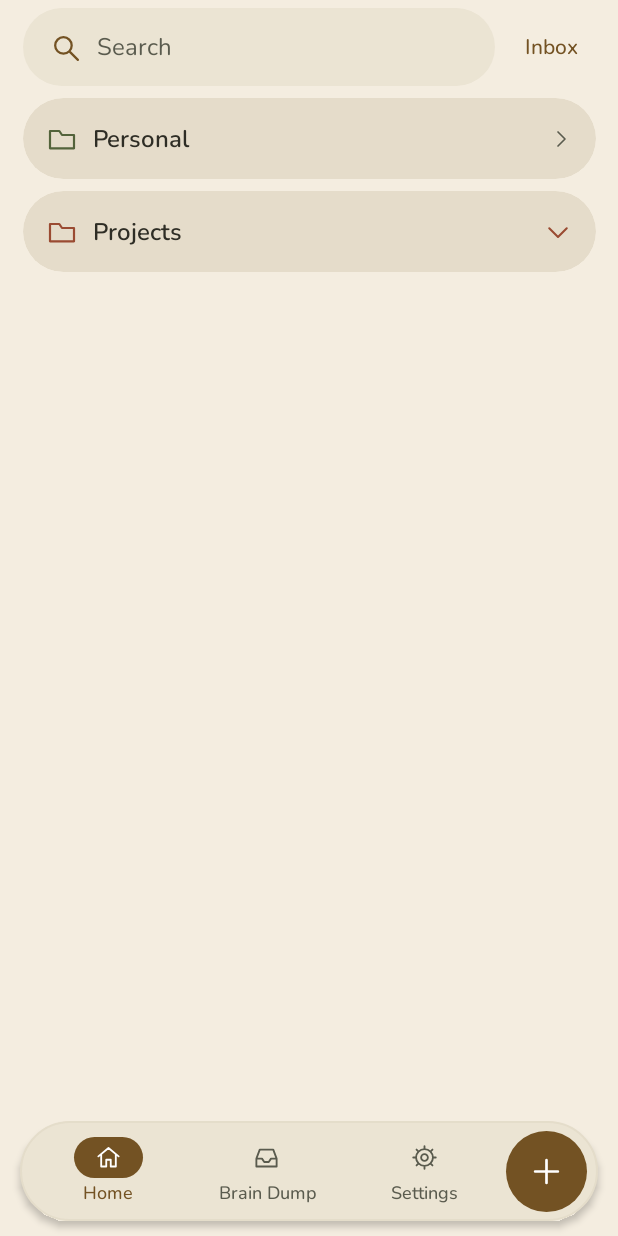
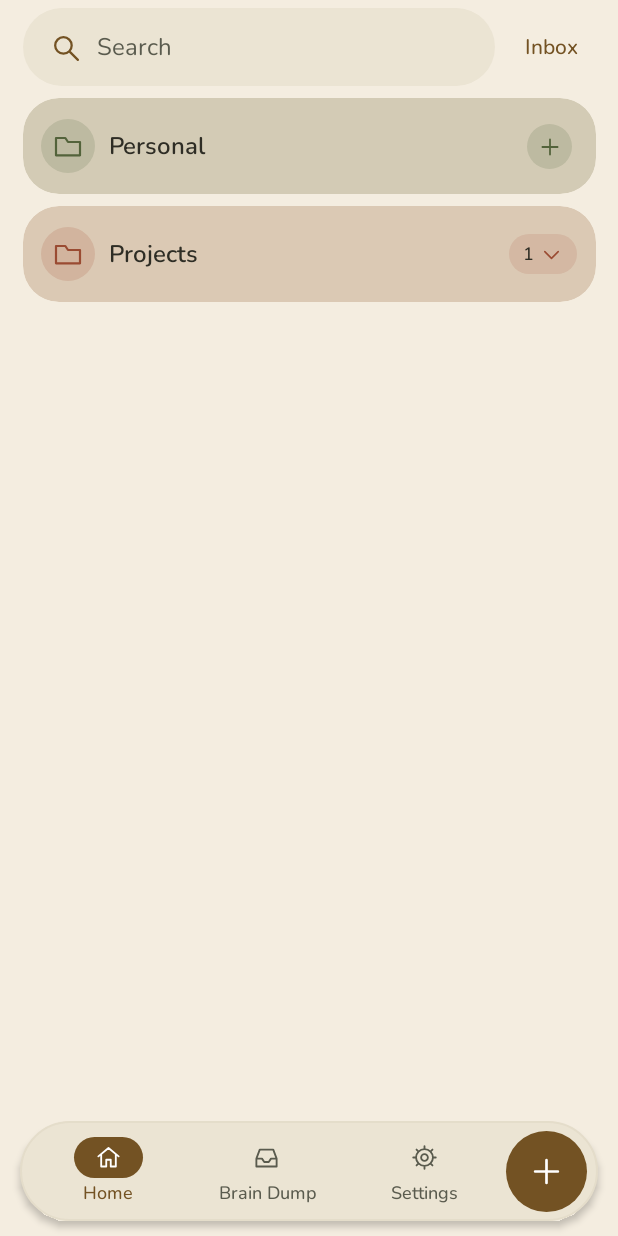
Before and after one commit to LeoU29935/second-brain-releases, an Android app built with Jetpack Compose: the screen it shows after launch (MainActivity), on a phone screen of 412 x 824 dp. Run offline under Robolectric (Android 15) with nearby library versions, the phone set to English and light mode, and no system bars; our stand-ins replace Room's generated code; pictures from the network do not load.

Commit message:
Polish folder groups and task completion feedback

```diff
--- a/app/build.gradle.kts
+++ b/app/build.gradle.kts
@@ -92,8 +92,8 @@ val releaseCode = providers.gradleProperty("secondBrainVersionCode").orNull
 require((releaseVersion == null) == (releaseCode == null)) {
     "Set secondBrainVersionName and secondBrainVersionCode together."
 }
-val appVersionName = releaseVersion ?: "3.0"
-val appVersionCode = (releaseCode ?: "18").toInt()
+val appVersionName = releaseVersion ?: "3.0.1"
+val appVersionCode = (releaseCode ?: "19").toInt()
 require(appVersionName.matches(Regex("(0|[1-9][0-9]*)(\\.(0|[1-9][0-9]*)){1,3}")) &&
     when (appVersionName) {
         "0.3" -> appVersionCode == 3
@@ -112,6 +112,7 @@ require(appVersionName.matches(Regex("(0|[1-9][0-9]*)(\\.(0|[1-9][0-9]*)){1,3}")
         "0.4.8.3" -> appVersionCode == 16
         "0.4.8.4" -> appVersionCode == 17
         "3.0" -> appVersionCode == 18
+        "3.0.1" -> appVersionCode == 19
         else -> appVersionCode in 9..2_100_000_000
     }) {
     "V0.3 through V0.4.2.1 use version codes 3 through 8. Later releases use increasing version codes."
--- a/app/src/main/java/com/leo/secondbrain/ui/BrainApp.kt
+++ b/app/src/main/java/com/leo/secondbrain/ui/BrainApp.kt
@@ -467,6 +467,12 @@ internal fun BrainApp(model: BrainViewModel, preferences: Preferences, layout: W
                                                         expanded = ArrayList(if (id in expanded) expanded - id else expanded + id)
                                                     },
                                                     onFolder = { collectionId = it; inbox = false },
+                                                    onAddToFolder = {
+                                                        collectionId = it
+                                                        visibleCollection = it
+                                                        inbox = false
+                                                        creating = true
+                                                    },
                                                     onEditFolder = { editorReturn = panel; editId = it.id; panel = Panel.COLLECTION },
                                                     onInbox = { collectionId = null; inbox = true },
                                                     onSearch = { panel = Panel.SEARCH }, onEntry = openEntry, onEvent = openEvent,
--- a/app/src/main/java/com/leo/secondbrain/ui/HomeHierarchy.kt
+++ b/app/src/main/java/com/leo/secondbrain/ui/HomeHierarchy.kt
@@ -3,7 +3,9 @@ package com.leo.secondbrain.ui
 import androidx.compose.animation.AnimatedVisibility
 import androidx.compose.animation.core.animateDpAsState
 import androidx.compose.animation.core.animateFloatAsState
+import androidx.compose.foundation.background
 import androidx.compose.foundation.layout.Arrangement
+import androidx.compose.foundation.layout.Box
 import androidx.compose.foundation.layout.Column
 import androidx.compose.foundation.layout.FlowRow
 import androidx.compose.foundation.layout.Row
@@ -13,6 +15,7 @@ import androidx.compose.foundation.layout.padding
 import androidx.compose.foundation.layout.size
 import androidx.compose.foundation.shape.CircleShape
 import androidx.compose.foundation.shape.RoundedCornerShape
+import androidx.compose.material3.IconButton
 import androidx.compose.material3.MaterialTheme
 import androidx.compose.material3.Surface
 import androidx.compose.material3.Text
@@ -26,7 +29,9 @@ import androidx.compose.ui.Alignment
 import androidx.compose.ui.Modifier
 import androidx.compose.ui.draw.drawBehind
 import androidx.compose.ui.geometry.Offset
+import androidx.compose.ui.graphics.StrokeCap
 import androidx.compose.ui.graphics.graphicsLayer
+import androidx.compose.ui.graphics.lerp
 import androidx.compose.ui.platform.testTag
 import androidx.compose.ui.semantics.stateDescription
 import androidx.compose.ui.semantics.semantics
@@ -43,7 +48,8 @@ import com.leo.secondbrain.ui.theme.accentColor
 @Composable
 internal fun HomeHierarchy(
     state: LibraryState, preferences: Preferences, expanded: List<String>,
-    onExpand: (String) -> Unit, onFolder: (String) -> Unit, onEditFolder: (CollectionEntity) -> Unit,
+    onExpand: (String) -> Unit, onFolder: (String) -> Unit, onAddToFolder: (String) -> Unit,
+    onEditFolder: (CollectionEntity) -> Unit,
     onInbox: () -> Unit, onSearch: () -> Unit, onEntry: (TaggedEntry) -> Unit, onEvent: (Event) -> Unit,
     onPreference: (Preferences) -> Unit
 ) {
@@ -113,8 +119,9 @@ internal fun HomeHierarchy(
         }
         children[null].orEmpty().forEach { root ->
             fullWidth("branch:${root.id}") {
-                FolderBranch(root, children, expanded, preferences.simplifyMotion, 0,
-                    onExpand, onFolder, onEditFolder) { reorderBranch = it.orEmpty() }
+                FolderBranch(root, children, expanded, preferences.simplifyMotion,
+                    depth = 0, isFirst = true, isLast = true, toggle = onExpand, open = onFolder,
+                    add = onAddToFolder, edit = onEditFolder) { reorderBranch = it.orEmpty() }
             }
         }
         if (children[null].isNullOrEmpty()) fullWidth("empty hierarchy") {
@@ -139,24 +146,29 @@ private data class HomePin(val id: String, val title: String, val glyph: Glyph,
 @Composable
 private fun FolderBranch(
     folder: CollectionEntity, children: Map<String?, List<CollectionEntity>>, expanded: List<String>,
-    simpleMotion: Boolean, depth: Int, toggle: (String) -> Unit, open: (String) -> Unit,
+    simpleMotion: Boolean, depth: Int, isFirst: Boolean, isLast: Boolean,
+    toggle: (String) -> Unit, open: (String) -> Unit, add: (String) -> Unit,
     edit: (CollectionEntity) -> Unit, reorder: (String?) -> Unit
 ) {
     val peers = children[folder.parentId].orEmpty()
     val nested = children[folder.id].orEmpty()
     val showing = nested.isNotEmpty() && folder.id in expanded
+    val root = depth == 0
     val colors = MaterialTheme.colorScheme
     val tint = accentColor(folder.color)
-    val roundness by animateDpAsState(if (showing) 12.dp else 29.dp,
+    val roundness by animateDpAsState(if (showing || !isLast) 9.dp else 24.dp,
         if (simpleMotion) androidx.compose.animation.core.snap() else Motion.press(), label = "Folder shape")
     val arrow by animateFloatAsState(if (showing) 180f else 0f,
         if (simpleMotion) androidx.compose.animation.core.snap() else Motion.press(), label = "Folder expansion")
     val item = WorkspaceItem(folder.id, folder.name, TrashKind.COLLECTION, folder.parentId)
+    val topRadius = if (root || isFirst) 24.dp else 9.dp
+    val fill = lerp(if (root) colors.surfaceContainerHighest else colors.surfaceContainer,
+        tint, if (root) .09f else .045f)
     Column {
         ContextCard(border = null,
-            shape = RoundedCornerShape(topStart = 29.dp, topEnd = 29.dp,
+            shape = RoundedCornerShape(topStart = topRadius, topEnd = topRadius,
                 bottomStart = roundness, bottomEnd = roundness),
-            color = if (depth == 0) colors.surfaceContainerHigh else colors.surfaceContainer,
+            color = fill,
             interactionModifier = Modifier.testTag("folder:${folder.id}").semantics {
                 if (nested.isNotEmpty()) stateDescription = if (showing) "Expanded" else "Collapsed"
             },
@@ -164,27 +176,47 @@ private fun FolderBranch(
                 WorkspaceMenuOptions(item, close, { edit(folder) }, { open(folder.id) })
                 if (peers.size > 1) MenuOption("Reorder folders", Glyph.LIST, close) { reorder(folder.parentId) }
             }) {
-            Row(Modifier.heightIn(min = if (depth == 0) 54.dp else 48.dp).padding(horizontal = 15.dp, vertical = 5.dp),
-                verticalAlignment = Alignment.CenterVertically, horizontalArrangement = Arrangement.spacedBy(10.dp)) {
-                CollectionSymbol(folder.icon, tint)
+            Row(Modifier.heightIn(min = if (root) 64.dp else 52.dp).padding(start = 12.dp, end = 7.dp),
+                verticalAlignment = Alignment.CenterVertically, horizontalArrangement = Arrangement.spacedBy(9.dp)) {
+                Box(Modifier.size(if (root) 36.dp else 31.dp)
+                    .background(lerp(fill, tint, .16f), CircleShape), contentAlignment = Alignment.Center) {
+                    CollectionSymbol(folder.icon, tint)
+                }
                 Text(folder.name, Modifier.weight(1f), maxLines = 2, overflow = TextOverflow.Ellipsis,
-                    style = if (depth == 0) MaterialTheme.typography.titleMedium else MaterialTheme.typography.titleSmall)
+                    style = if (root) MaterialTheme.typography.titleMedium else MaterialTheme.typography.titleSmall)
                 if (nested.isNotEmpty()) {
-                    BrainIcon(Glyph.DOWN, Modifier.size(20.dp).graphicsLayer { rotationZ = arrow }, tint = tint)
-                } else BrainIcon(Glyph.NEXT, Modifier.size(16.dp), tint = colors.onSurfaceVariant)
+                    Row(Modifier.padding(end = 5.dp).background(lerp(fill, tint, .13f), CircleShape)
+                        .padding(horizontal = 9.dp, vertical = 5.dp),
+                        horizontalArrangement = Arrangement.spacedBy(4.dp), verticalAlignment = Alignment.CenterVertically) {
+                        Text(nested.size.toString(), style = MaterialTheme.typography.labelMedium, color = colors.onSurface)
+                        BrainIcon(Glyph.DOWN, Modifier.size(15.dp).graphicsLayer { rotationZ = arrow }, tint = tint)
+                    }
+                } else {
+                    IconButton(onClick = { add(folder.id) }) {
+                        Box(Modifier.size(30.dp).background(lerp(fill, tint, .16f), CircleShape),
+                            contentAlignment = Alignment.Center) {
+                            BrainIcon(Glyph.ADD, Modifier.size(17.dp), description = "Add to ${folder.name}", tint = tint)
+                        }
+                    }
+                }
             }
         }
         AnimatedVisibility(showing, enter = if (simpleMotion) androidx.compose.animation.EnterTransition.None else Motion.reveal(),
             exit = if (simpleMotion) androidx.compose.animation.ExitTransition.None else Motion.conceal()) {
             val direction = androidx.compose.ui.platform.LocalLayoutDirection.current
+            val indent = if (depth < 3) 20.dp else 12.dp
             Column(Modifier.fillMaxWidth().drawBehind {
-                val x = if (direction == androidx.compose.ui.unit.LayoutDirection.Ltr) 7.dp.toPx() else size.width - 7.dp.toPx()
-                drawLine(tint.copy(alpha = .36f), Offset(x, 0f), Offset(x, size.height - 6.dp.toPx()), 1.dp.toPx())
-            }.padding(start = if (depth < 3) 15.dp else 10.dp, top = 4.dp),
-                verticalArrangement = Arrangement.spacedBy(4.dp)) {
-                nested.forEach { sub ->
+                val inset = indent.toPx() / 2
+                val x = if (direction == androidx.compose.ui.unit.LayoutDirection.Ltr) inset else size.width - inset
+                val endpoint = Offset(x, (size.height - 11.dp.toPx()).coerceAtLeast(0f))
+                drawLine(tint.copy(alpha = .45f), Offset(x, 0f), endpoint, 1.5.dp.toPx(), StrokeCap.Round)
+                drawCircle(tint, 2.5.dp.toPx(), endpoint)
+            }.padding(start = indent, top = 4.dp, bottom = if (root) 4.dp else 0.dp),
+                verticalArrangement = Arrangement.spacedBy(3.dp)) {
+                nested.forEachIndexed { index, sub ->
                     androidx.compose.runtime.key(sub.id) {
-                        FolderBranch(sub, children, expanded, simpleMotion, depth + 1, toggle, open, edit, reorder)
+                        FolderBranch(sub, children, expanded, simpleMotion, depth + 1,
+                            isFirst = index == 0, isLast = index == nested.lastIndex, toggle, open, add, edit, reorder)
                     }
                 }
             }
--- a/app/src/main/java/com/leo/secondbrain/ui/SettingsScreens.kt
+++ b/app/src/main/java/com/leo/secondbrain/ui/SettingsScreens.kt
@@ -21,6 +21,7 @@ import androidx.compose.runtime.saveable.rememberSaveable
 import androidx.compose.runtime.setValue
 import androidx.compose.ui.Alignment
 import androidx.compose.ui.Modifier
+import androidx.compose.ui.draw.clip
 import androidx.compose.ui.graphics.Color
 import androidx.compose.ui.graphics.Shape
 import androidx.compose.ui.semantics.contentDescription
@@ -99,7 +100,8 @@ internal fun SettingsScreen(
                             val selected = !preferences.dynamicColor && preferences.colorTheme == theme
                             val swatch = curatedColors(theme, preferences.appearance == Appearance.DARK ||
                                 preferences.appearance == Appearance.SYSTEM && isSystemInDarkTheme())
-                            Surface(Modifier.weight(1f).selectable(selected, role = Role.RadioButton,
+                            Surface(Modifier.weight(1f).clip(MaterialTheme.shapes.medium)
+                                .selectable(selected, role = Role.RadioButton,
                                 onClick = { onPreference(preferences.copy(colorTheme = theme, dynamicColor = false)) }),
                                 shape = MaterialTheme.shapes.medium,
                                 color = if (selected) colors.secondaryContainer else colors.surfaceContainerLow) {
```
Also changed, not shown: app/src/main/java/com/leo/secondbrain/ui/TaskCompletion.kt (+28 -5 lines), 2 other files.
